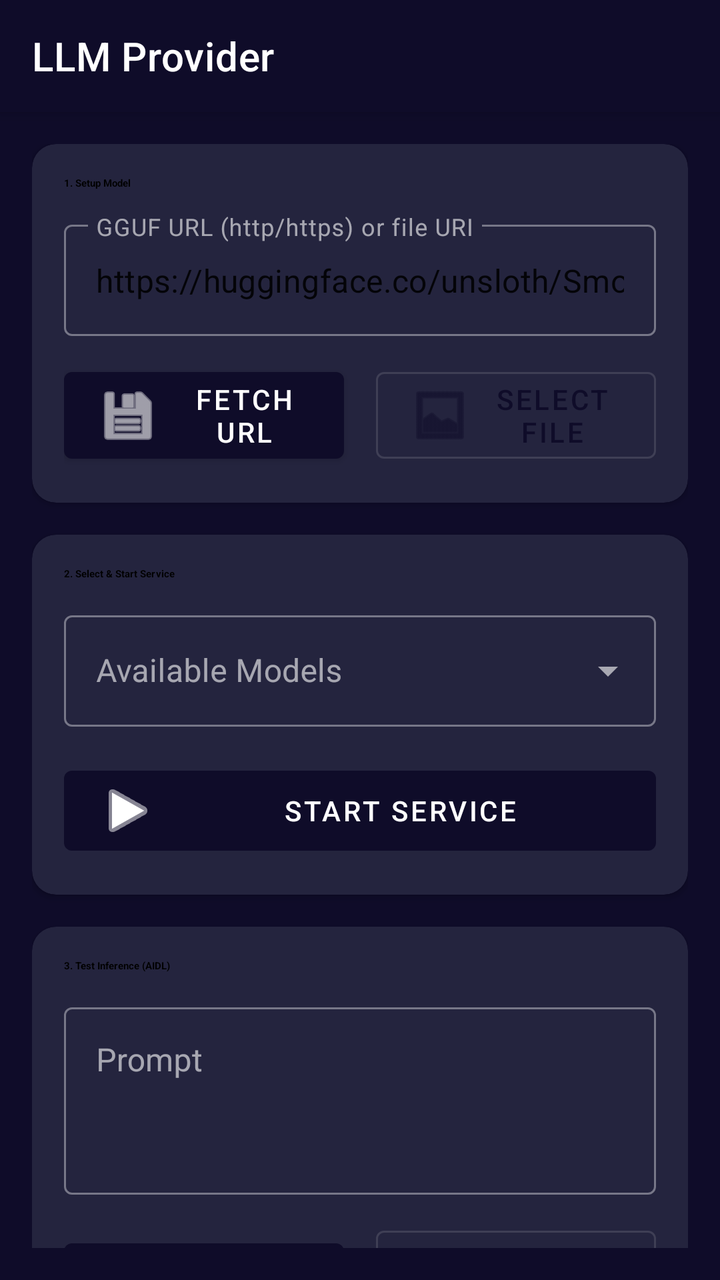
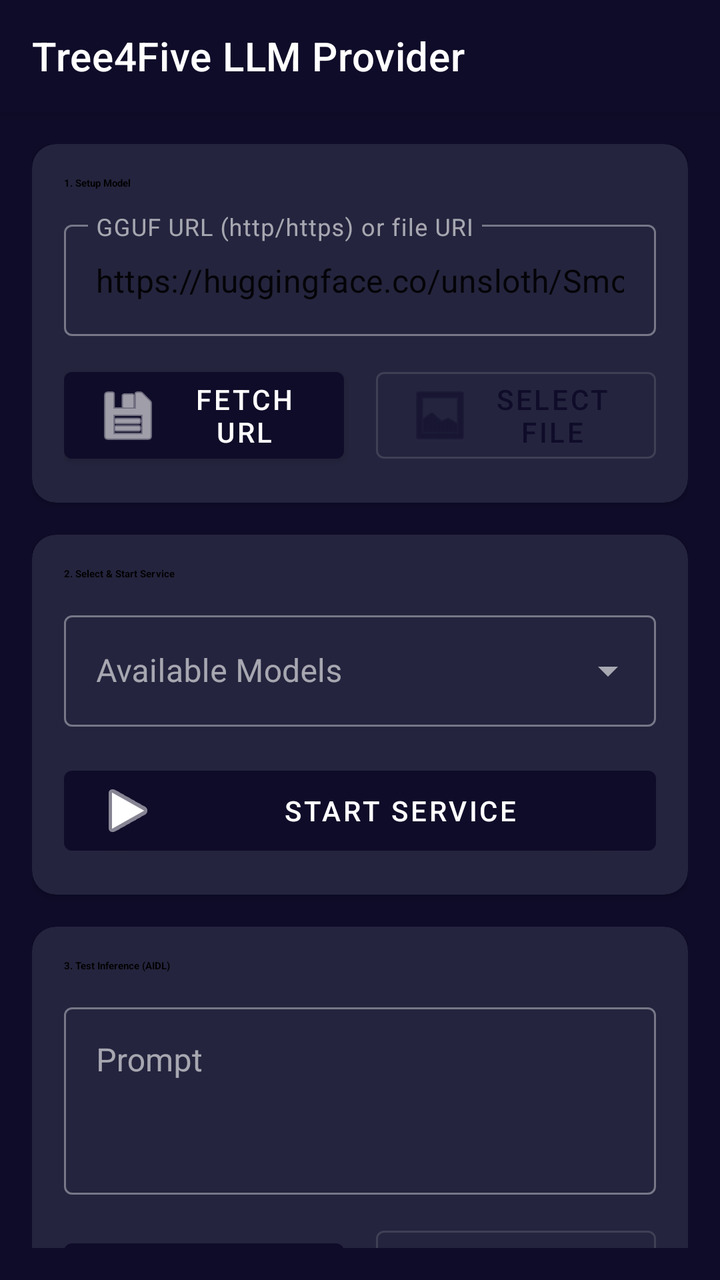

The first picture is an Android layout as it rendered before a commit; the second is the same layout after the commit. The layout source and the unified diff follow.
<!-- AndroidManifest.xml: application theme Theme.Tree4Five -->
<!-- res/layout/activity_main.xml -->
<?xml version="1.0" encoding="utf-8"?>
<androidx.coordinatorlayout.widget.CoordinatorLayout xmlns:android="http://schemas.android.com/apk/res/android"
    xmlns:app="http://schemas.android.com/apk/res-auto"
    android:layout_width="match_parent"
    android:layout_height="match_parent"
    android:background="?android:attr/colorBackground">

    <com.google.android.material.appbar.AppBarLayout
        android:layout_width="match_parent"
        android:layout_height="wrap_content">
        
        <com.google.android.material.appbar.MaterialToolbar
            android:id="@+id/toolbar"
            android:layout_width="match_parent"
            android:layout_height="?attr/actionBarSize"
            app:title="LLM Provider"
            style="@style/Widget.MaterialComponents.Toolbar.Primary" />
    </com.google.android.material.appbar.AppBarLayout>

    <androidx.core.widget.NestedScrollView
        android:layout_width="match_parent"
        android:layout_height="match_parent"
        app:layout_behavior="@string/appbar_scrolling_view_behavior"
        android:padding="16dp">

        <LinearLayout
            android:layout_width="match_parent"
            android:layout_height="wrap_content"
            android:orientation="vertical">

            
            <com.google.android.material.card.MaterialCardView
                android:layout_width="match_parent"
                android:layout_height="wrap_content"
                app:cardCornerRadius="12dp"
                app:cardElevation="2dp"
                android:layout_marginBottom="16dp">

                <LinearLayout
                    android:layout_width="match_parent"
                    android:layout_height="wrap_content"
                    android:orientation="vertical"
                    android:padding="16dp">

                    <TextView
                        android:layout_width="wrap_content"
                        android:layout_height="wrap_content"
                        android:text="1. Setup Model"
                        android:textAppearance="?attr/textAppearanceTitleMedium"
                        android:textStyle="bold"
                        android:layout_marginBottom="12dp"/>

                    <com.google.android.material.textfield.TextInputLayout
                        android:layout_width="match_parent"
                        android:layout_height="wrap_content"
                        android:hint="GGUF URL (http/https) or file URI"
                        style="@style/Widget.MaterialComponents.TextInputLayout.OutlinedBox">
                        
                        <com.google.android.material.textfield.TextInputEditText
                            android:id="@+id/etModelUrl"
                            android:layout_width="match_parent"
                            android:layout_height="wrap_content"
                            android:text="https://huggingface.co/unsloth/SmolLM2-135M-Instruct-GGUF/resolve/main/SmolLM2-135M-Instruct-Q4_K_M.gguf"
                            android:inputType="textUri"/>
                    </com.google.android.material.textfield.TextInputLayout>

                    <LinearLayout
                        android:layout_width="match_parent"
                        android:layout_height="wrap_content"
                        android:orientation="horizontal"
                        android:layout_marginTop="12dp"
                        android:weightSum="2">

                        <com.google.android.material.button.MaterialButton
                            android:id="@+id/btnDownload"
                            android:layout_width="0dp"
                            android:layout_height="wrap_content"
                            android:layout_weight="1"
                            android:layout_marginEnd="8dp"
                            android:text="Fetch URL"
                            app:icon="@android:drawable/ic_menu_save" />

                        <com.google.android.material.button.MaterialButton
                            android:id="@+id/btnSelectFile"
                            style="@style/Widget.MaterialComponents.Button.OutlinedButton"
                            android:layout_width="0dp"
                            android:layout_height="wrap_content"
                            android:layout_weight="1"
                            android:layout_marginStart="8dp"
                            android:text="Select File"
                            app:icon="@android:drawable/ic_menu_gallery" />
                    </LinearLayout>

                    <com.google.android.material.progressindicator.LinearProgressIndicator
                        android:id="@+id/progressBar"
                        android:layout_width="match_parent"
                        android:layout_height="wrap_content"
                        android:layout_marginTop="16dp"
                        android:visibility="gone"
                        android:max="100"/>
                        
                    <TextView
                        android:id="@+id/tvProgress"
                        android:layout_width="match_parent"
                        android:layout_height="wrap_content"
                        android:text="0%"
                        android:textAlignment="center"
                        android:layout_marginTop="4dp"
                        android:visibility="gone" />

                </LinearLayout>
            </com.google.android.material.card.MaterialCardView>

            
            <com.google.android.material.card.MaterialCardView
                android:layout_width="match_parent"
                android:layout_height="wrap_content"
                app:cardCornerRadius="12dp"
                app:cardElevation="2dp"
                android:layout_marginBottom="16dp">

                <LinearLayout
                    android:layout_width="match_parent"
                    android:layout_height="wrap_content"
                    android:orientation="vertical"
                    android:padding="16dp">

                    <TextView
                        android:layout_width="wrap_content"
                        android:layout_height="wrap_content"
                        android:text="2. Select &amp; Start Service"
                        android:textAppearance="?attr/textAppearanceTitleMedium"
                        android:textStyle="bold"
                        android:layout_marginBottom="12dp"/>

                    <com.google.android.material.textfield.TextInputLayout
                        style="@style/Widget.MaterialComponents.TextInputLayout.OutlinedBox.ExposedDropdownMenu"
                        android:layout_width="match_parent"
                        android:layout_height="wrap_content"
                        android:layout_marginBottom="16dp"
                        android:hint="Available Models">
                        
                        <AutoCompleteTextView
                            android:id="@+id/spinnerModels"
                            android:layout_width="match_parent"
                            android:layout_height="wrap_content"
                            android:inputType="none"/>
                    </com.google.android.material.textfield.TextInputLayout>

                    <com.google.android.material.button.MaterialButton
                        android:id="@+id/btnStartService"
                        android:layout_width="match_parent"
                        android:layout_height="wrap_content"
                        android:text="Start Service"
                        app:icon="@android:drawable/ic_media_play" />
                </LinearLayout>
            </com.google.android.material.card.MaterialCardView>

            
            <com.google.android.material.card.MaterialCardView
                android:layout_width="match_parent"
                android:layout_height="wrap_content"
                app:cardCornerRadius="12dp"
                app:cardElevation="2dp"
                android:layout_marginBottom="16dp">

                <LinearLayout
                    android:layout_width="match_parent"
                    android:layout_height="wrap_content"
                    android:orientation="vertical"
                    android:padding="16dp">

                    <TextView
                        android:layout_width="wrap_content"
                        android:layout_height="wrap_content"
                        android:text="3. Test Inference (AIDL)"
                        android:textAppearance="?attr/textAppearanceTitleMedium"
                        android:textStyle="bold"
                        android:layout_marginBottom="12dp"/>

                    <com.google.android.material.textfield.TextInputLayout
                        android:layout_width="match_parent"
                        android:layout_height="wrap_content"
                        android:hint="Prompt"
                        style="@style/Widget.MaterialComponents.TextInputLayout.OutlinedBox">

                        <com.google.android.material.textfield.TextInputEditText
                            android:id="@+id/etPrompt"
                            android:layout_width="match_parent"
                            android:layout_height="wrap_content"
                            android:inputType="textMultiLine"
                            android:lines="3"
                            android:gravity="top" />
                    </com.google.android.material.textfield.TextInputLayout>

                    <LinearLayout
                        android:layout_width="match_parent"
                        android:layout_height="wrap_content"
                        android:orientation="horizontal"
                        android:layout_marginTop="12dp"
                        android:weightSum="2">

                        <com.google.android.material.button.MaterialButton
                            android:id="@+id/btnTest"
                            android:layout_width="0dp"
                            android:layout_height="wrap_content"
                            android:layout_weight="1"
                            android:layout_marginEnd="8dp"
                            android:text="Generate"
                            app:icon="@android:drawable/ic_menu_edit" />

                        <com.google.android.material.button.MaterialButton
                            android:id="@+id/btnStop"
                            style="@style/Widget.MaterialComponents.Button.OutlinedButton"
                            android:layout_width="0dp"
                            android:layout_height="wrap_content"
                            android:layout_weight="1"
                            android:layout_marginStart="8dp"
                            android:text="Stop"
                            app:icon="@android:drawable/ic_menu_close_clear_cancel" />
                    </LinearLayout>

                    <com.google.android.material.card.MaterialCardView
                        android:layout_width="match_parent"
                        android:layout_height="wrap_content"
                        android:layout_marginTop="16dp"
                        app:cardBackgroundColor="?attr/colorSurface"
                        app:cardCornerRadius="8dp"
                        app:cardElevation="0dp"
                        app:strokeWidth="1dp"
                        app:strokeColor="?attr/colorSecondary">
                        
                        <TextView
                            android:id="@+id/tvOutput"
                            android:layout_width="match_parent"
                            android:layout_height="wrap_content"
                            android:padding="12dp"
                            android:text="Output will appear here..."
                            android:textAppearance="?attr/textAppearanceBodyMedium"
                            android:textColor="?attr/colorOnSurface"/>
                    </com.google.android.material.card.MaterialCardView>
                </LinearLayout>
            </com.google.android.material.card.MaterialCardView>

        </LinearLayout>
    </androidx.core.widget.NestedScrollView>

</androidx.coordinatorlayout.widget.CoordinatorLayout>
<!-- resources referenced by this layout -->
<resources>
  <style name="Theme.Tree4Five" parent="Theme.MaterialComponents.DayNight.NoActionBar">
          
          <item name="colorPrimary">@color/colorPrimary</item>
          <item name="colorPrimaryVariant">@color/colorPrimaryVariant</item>
          <item name="colorOnPrimary">@color/colorOnPrimary</item>
          
          <item name="colorSecondary">@color/colorSecondary</item>
          <item name="colorSecondaryVariant">@color/colorSecondaryVariant</item>
          <item name="colorOnSecondary">@color/colorOnSecondary</item>
          
          <item name="android:colorBackground">@color/colorBackground</item>
          <item name="colorSurface">@color/colorSurface</item>
          <item name="colorOnBackground">@color/colorOnBackground</item>
          <item name="colorOnSurface">@color/colorOnSurface</item>
      </style>
  <color name="colorPrimary">#0f0c29</color>
  <color name="colorPrimaryVariant">#24243e</color>
  <color name="colorOnPrimary">#FFFFFF</color>
  <color name="colorSecondary">#00f2fe</color>
  <color name="colorSecondaryVariant">#4facfe</color>
  <color name="colorOnSecondary">#000000</color>
  <color name="colorBackground">#0f0c29</color>
  <color name="colorSurface">#24243e</color>
  <color name="colorOnBackground">#FFFFFF</color>
  <color name="colorOnSurface">#FFFFFF</color>
</resources>

<!-- the commit's change to res/layout/activity_main.xml (unified diff, before → after) -->
@@ -13,7 +13,7 @@
             android:id="@+id/toolbar"
             android:layout_width="match_parent"
             android:layout_height="?attr/actionBarSize"
-            app:title="LLM Provider"
+            app:title="Tree4Five LLM Provider"
             style="@style/Widget.MaterialComponents.Toolbar.Primary" />
     </com.google.android.material.appbar.AppBarLayout>
 
